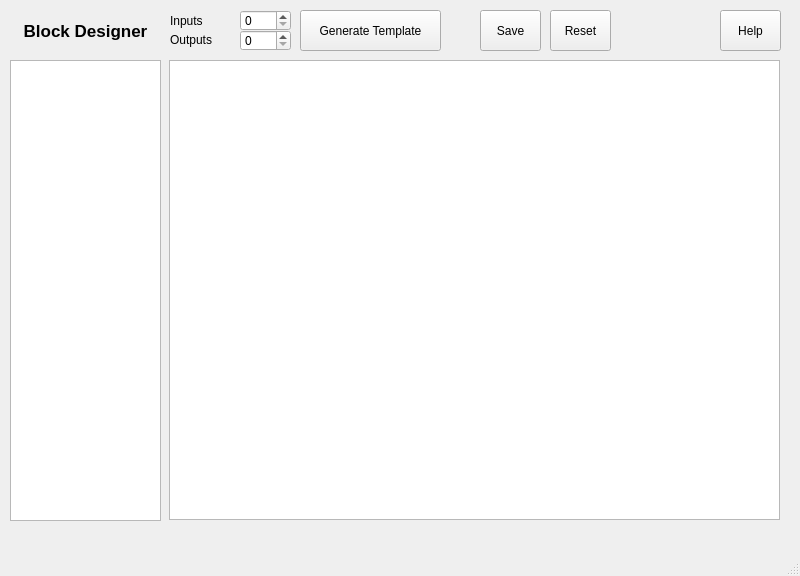
Qt form src/mainwindow.ui (leSamo/ICP) before a commit.
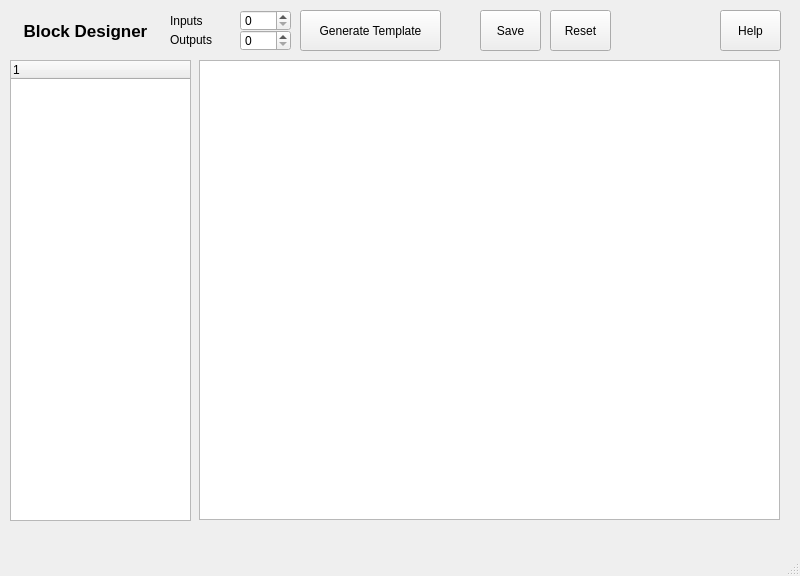
The same form after that commit.

Commit message: added block categories tree, show templete code in editor

```diff
--- a/src/mainwindow.ui
+++ b/src/mainwindow.ui
@@ -17,9 +17,9 @@
    <widget class="QTextEdit" name="CodeEditor">
     <property name="geometry">
      <rect>
-      <x>169</x>
+      <x>199</x>
       <y>60</y>
-      <width>611</width>
+      <width>581</width>
       <height>460</height>
      </rect>
     </property>
@@ -63,16 +63,6 @@
      <string>Generate Template</string>
     </property>
    </widget>
-   <widget class="QListView" name="listView">
-    <property name="geometry">
-     <rect>
-      <x>10</x>
-      <y>60</y>
-      <width>151</width>
-      <height>461</height>
-     </rect>
-    </property>
-   </widget>
    <widget class="QLabel" name="label">
     <property name="geometry">
      <rect>
@@ -158,6 +148,21 @@
      <string>Help</string>
     </property>
    </widget>
+   <widget class="QTreeWidget" name="blockTree">
+    <property name="geometry">
+     <rect>
+      <x>10</x>
+      <y>60</y>
+      <width>181</width>
+      <height>461</height>
+     </rect>
+    </property>
+    <column>
+     <property name="text">
+      <string notr="true">1</string>
+     </property>
+    </column>
+   </widget>
   </widget>
   <widget class="QMenuBar" name="menubar">
    <property name="geometry">
```
The commit also changes 2 other files.
